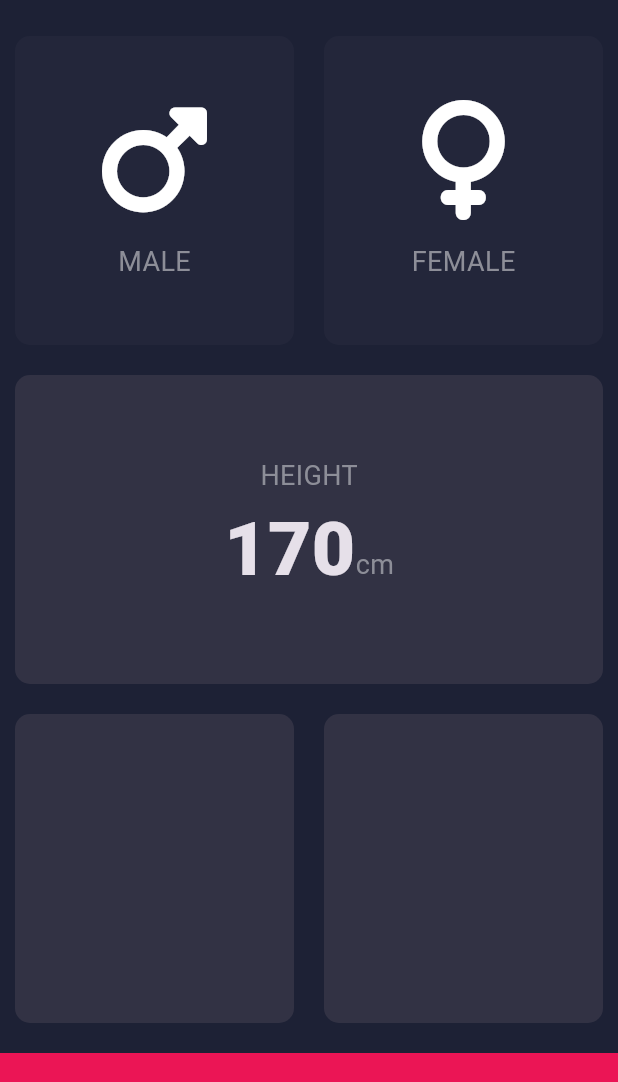
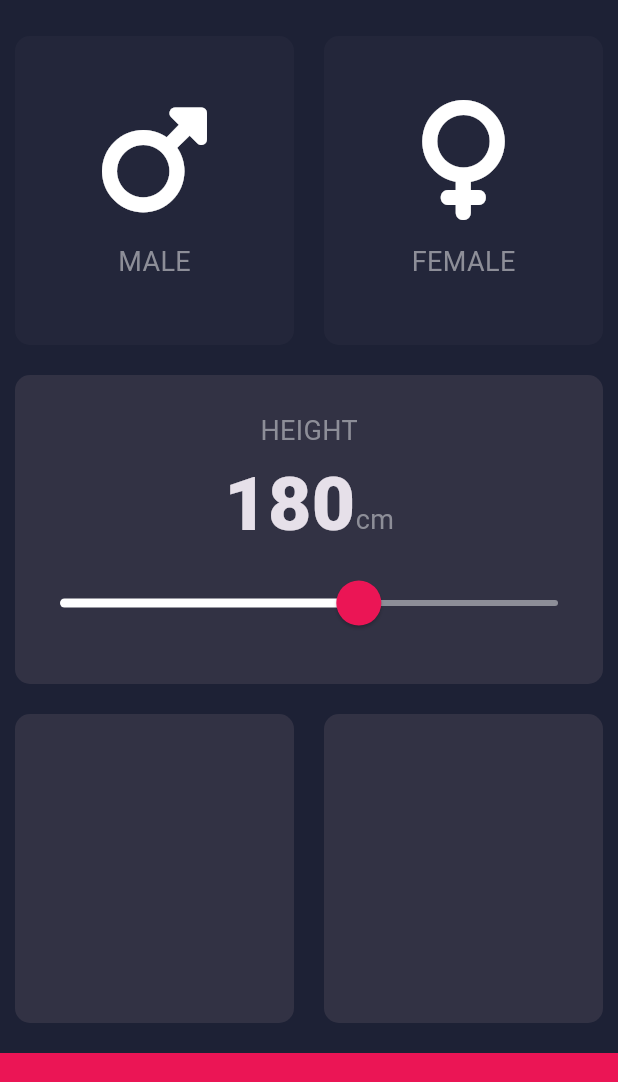
Before and after one commit to yukimiyake0607/BMI, a Flutter app: the screen it shows after launch, on a phone screen of 412 x 824 dp, the part 63-1145 px from its top. Run offline on Flutter 3.47's test engine with Material 3 defaults, Android fonts, the phone set to English and light mode, and no system bars; our stand-ins replace font_awesome_flutter.

Commit message:
add: sliderを追加
refs #37 HEIGHTの値を追加

```diff
--- a/lib/input_page.dart
+++ b/lib/input_page.dart
@@ -19,6 +19,7 @@ class InputPage extends StatefulWidget {
 
 class _InputPageState extends State<InputPage> {
   Gender? genderSelected;
+  int height = 180;
 
   @override
   Widget build(BuildContext context) {
@@ -76,12 +77,33 @@ class _InputPageState extends State<InputPage> {
                     textBaseline: TextBaseline.alphabetic,
                     children: <Widget>[
                       Text(
-                        '170',
+                        height.toString(),
                         style: kNumberTextstyle,
                       ),
                       Text('cm', style: kLabelTextstyle),
                     ],
                   ),
+                  SliderTheme(
+                    data: SliderTheme.of(context).copyWith(
+                      thumbShape:
+                          RoundSliderThumbShape(enabledThumbRadius: 15.0),
+                      thumbColor: Color(0xFFEB1555),
+                      activeTrackColor: Colors.white,
+                      inactiveTrackColor: Color(0xFF8D8E98),
+                      overlayShape: RoundSliderOverlayShape(overlayRadius: 30),
+                      overlayColor: Color(0x15EB1555),
+                    ),
+                    child: Slider(
+                      value: height.toDouble(),
+                      onChanged: (double newValue) {
+                        setState(() {
+                          height = newValue.toInt();
+                        });
+                      },
+                      min: 120.0,
+                      max: 220.0,
+                    ),
+                  )
                 ],
               ),
             ),
```
